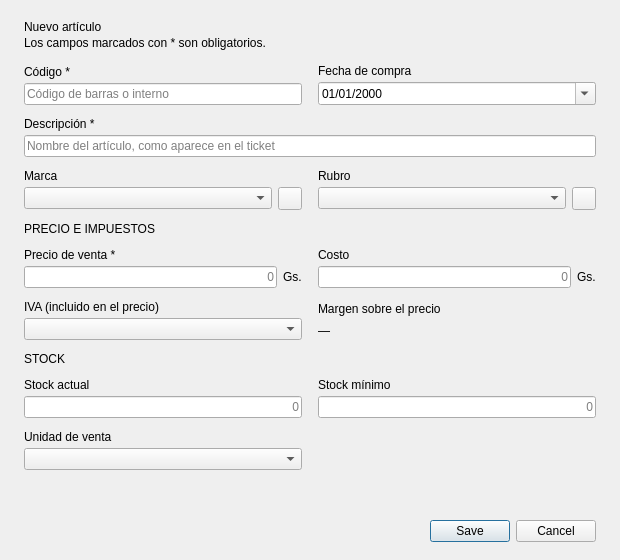
Qt form src/modules/inventory_manager/additemdialog.ui (Ing-chuck/Aguara_POS) before a commit.
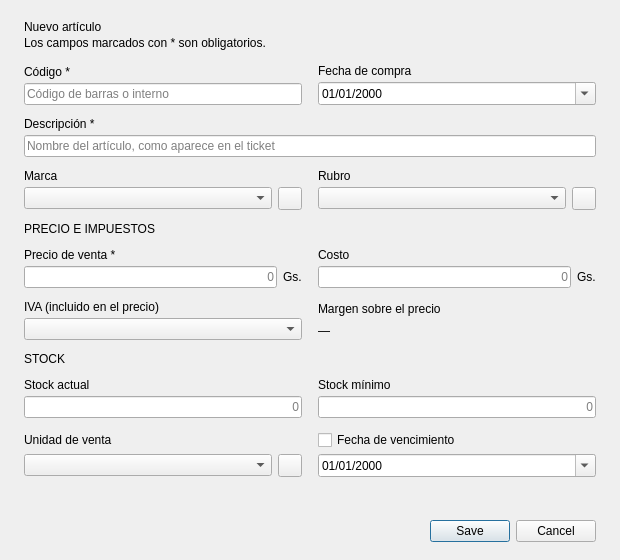
The same form after that commit.

```diff
--- a/src/modules/inventory_manager/additemdialog.ui
+++ b/src/modules/inventory_manager/additemdialog.ui
@@ -460,7 +460,18 @@
 <layout class="QVBoxLayout" name="unitLayout">
 <property name="spacing"><number>4</number></property>
 <item><widget class="QLabel" name="label_unit"><property name="text"><string>Unidad de venta</string></property><property name="buddy"><cstring>comboBox_unit</cstring></property></widget></item>
-<item><widget class="QComboBox" name="comboBox_unit"/></item>
+<item><layout class="QHBoxLayout" name="unitRow">
+<property name="spacing"><number>6</number></property>
+<item><widget class="QComboBox" name="comboBox_unit"><property name="sizePolicy"><sizepolicy hsizetype="Expanding" vsizetype="Fixed"><horstretch>0</horstretch><verstretch>0</verstretch></sizepolicy></property></widget></item>
+<item><widget class="QToolButton" name="button_modifyUnitTable"><property name="toolTip"><string>Agregar o quitar unidades de venta</string></property><property name="autoRaise"><bool>false</bool></property></widget></item>
+</layout></item>
+</layout>
+</item>
+<item row="8" column="1" colspan="1">
+<layout class="QVBoxLayout" name="expiryLayout">
+<property name="spacing"><number>4</number></property>
+<item><widget class="QCheckBox" name="checkBox_expires"><property name="text"><string>Fecha de vencimiento</string></property></widget></item>
+<item><widget class="QDateEdit" name="dateEdit_expires"><property name="displayFormat"><string>dd/MM/yyyy</string></property><property name="calendarPopup"><bool>true</bool></property></widget></item>
 </layout>
 </item>
     </layout>
```
